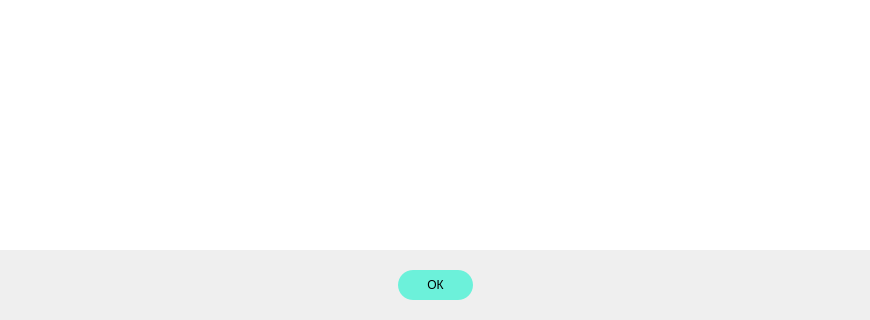
pop-arthur/HotelLib_NTO, file source/ui/day_data.ui: the form before one commit; both pictures show x 0 to 870 and y 230 to 550 of the 870 by 550 pixel window.
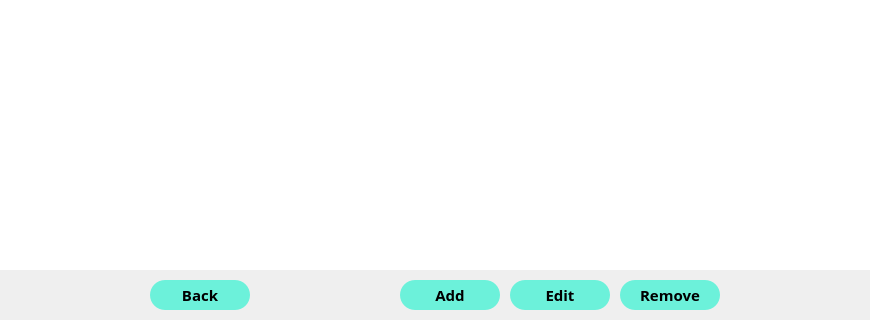
The form after the commit.

What changed in the file:
```diff
--- a/source/ui/day_data.ui
+++ b/source/ui/day_data.ui
@@ -128,23 +128,31 @@
       <widget class="QPushButton" name="pushButton">
        <property name="minimumSize">
         <size>
-         <width>75</width>
-         <height>23</height>
+         <width>100</width>
+         <height>30</height>
         </size>
        </property>
+       <property name="font">
+        <font>
+         <family>Open Sans</family>
+         <pointsize>11</pointsize>
+         <weight>75</weight>
+         <bold>true</bold>
+        </font>
+       </property>
        <property name="styleSheet">
         <string notr="true">QPushButton
 {
 	text-shadow: 0px 0px 50px #FFFFFF;
 	background-color: #6CF1DA;
 	border-radius: 15;
-    margin: 20px 0;
+    margin: 10px 0;
 	height: 30px;
 }
 </string>
        </property>
        <property name="text">
-        <string>ОК</string>
+        <string>Back</string>
        </property>
       </widget>
      </item>
@@ -161,6 +169,112 @@
        </property>
       </spacer>
      </item>
+     <item>
+      <widget class="QPushButton" name="addButton">
+       <property name="minimumSize">
+        <size>
+         <width>100</width>
+         <height>30</height>
+        </size>
+       </property>
+       <property name="font">
+        <font>
+         <family>Open Sans</family>
+         <pointsize>11</pointsize>
+         <weight>75</weight>
+         <bold>true</bold>
+        </font>
+       </property>
+       <property name="styleSheet">
+        <string notr="true">QPushButton
+{
+	text-shadow: 0px 0px 50px #FFFFFF;
+	background-color: #6CF1DA;
+	border-radius: 15;
+    margin: 10px 0x;
+	height: 30px;
+}</string>
+       </property>
+       <property name="text">
+        <string>Add</string>
+       </property>
+      </widget>
+     </item>
+     <item>
+      <widget class="QPushButton" name="editButton">
+       <property name="minimumSize">
+        <size>
+         <width>120</width>
+         <height>30</height>
+        </size>
+       </property>
+       <property name="font">
+        <font>
+         <family>Open Sans</family>
+         <pointsize>11</pointsize>
+         <weight>75</weight>
+         <bold>true</bold>
+        </font>
+       </property>
+       <property name="styleSheet">
+        <string notr="true">QPushButton
+{
+	text-shadow: 0px 0px 50px #FFFFFF;
+	background-color: #6CF1DA;
+	border-radius: 15;
+    margin: 10px 10px;
+	height: 30px;
+}</string>
+       </property>
+       <property name="text">
+        <string>Edit</string>
+       </property>
+      </widget>
+     </item>
+     <item>
+      <widget class="QPushButton" name="deleteButton">
+       <property name="minimumSize">
+        <size>
+         <width>100</width>
+         <height>30</height>
+        </size>
+       </property>
+       <property name="font">
+        <font>
+         <family>Open Sans</family>
+         <pointsize>11</pointsize>
+         <weight>75</weight>
+         <bold>true</bold>
+        </font>
+       </property>
+       <property name="styleSheet">
+        <string notr="true">QPushButton
+{
+	text-shadow: 0px 0px 50px #FFFFFF;
+	background-color: #6CF1DA;
+	border-radius: 15;
+    margin: 10px 0;
+	height: 30px;
+}</string>
+       </property>
+       <property name="text">
+        <string>Remove</string>
+       </property>
+      </widget>
+     </item>
+     <item>
+      <spacer name="horizontalSpacer_3">
+       <property name="orientation">
+        <enum>Qt::Horizontal</enum>
+       </property>
+       <property name="sizeHint" stdset="0">
+        <size>
+         <width>40</width>
+         <height>20</height>
+        </size>
+       </property>
+      </spacer>
+     </item>
     </layout>
    </item>
   </layout>
```
Left out of the diff: 10 changed lines with no effect on the pictures.
